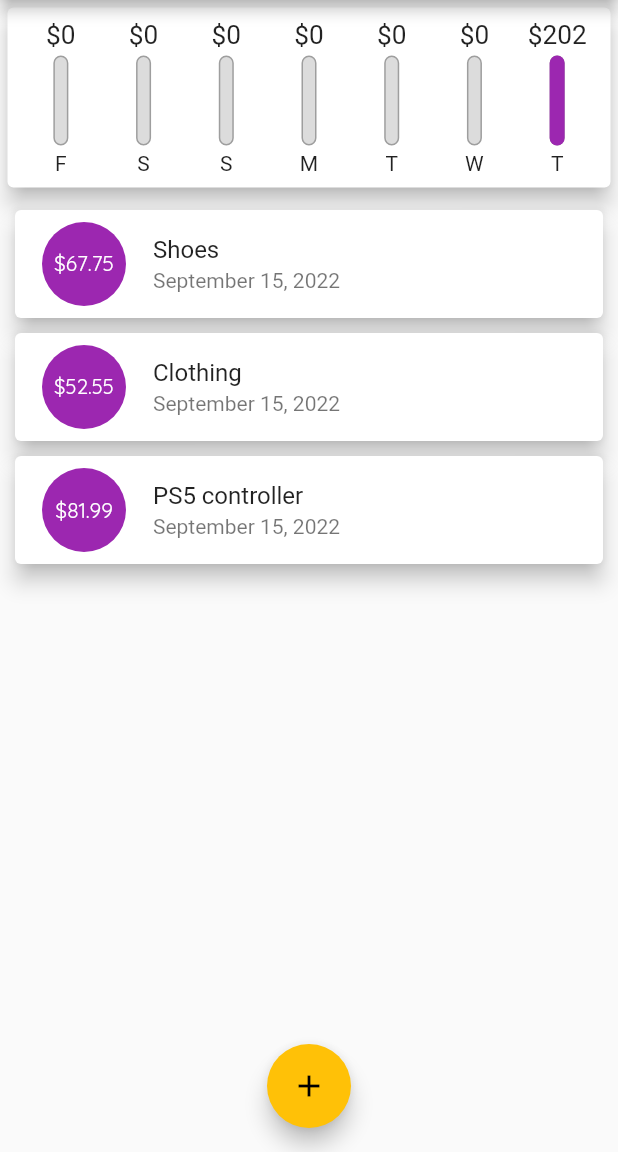
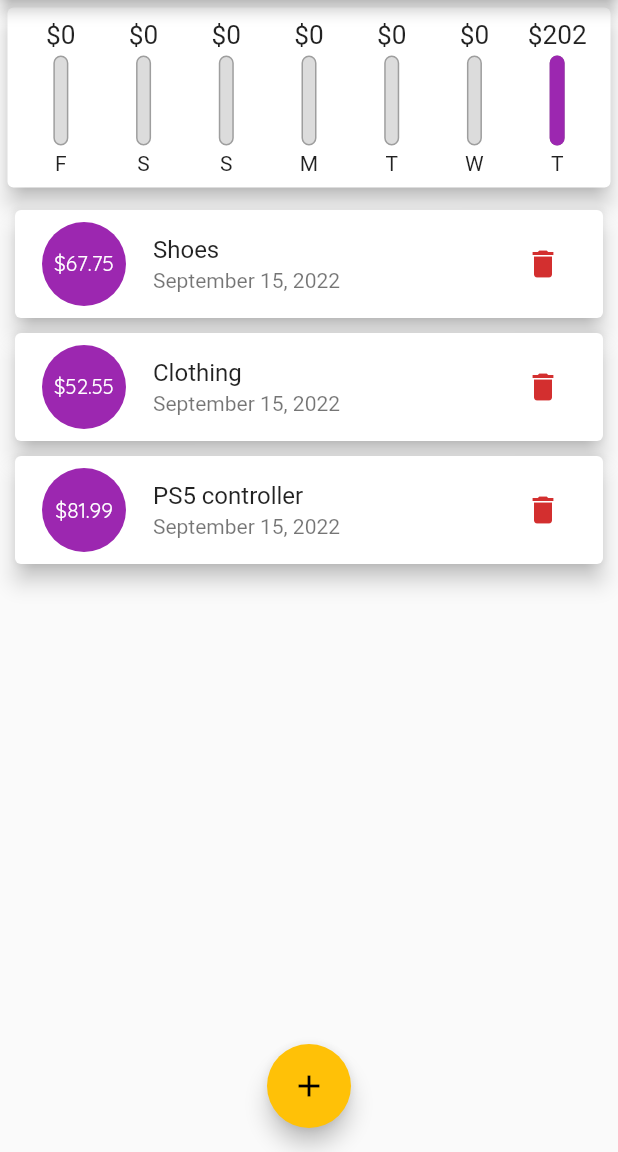
Before and after one commit to soulandbone/myexpenses_app, a Flutter app: the screen it shows after launch, on a phone screen of 412 x 824 dp, the part 84-1236 px from its top. Run offline on Flutter 3.47's test engine with Material 2 defaults, Android fonts, the phone set to English and light mode, and no system bars.

Commit message:
Deletion included

```diff
--- a/lib/main.dart
+++ b/lib/main.dart
@@ -72,6 +72,12 @@ class _MyHomePageState extends State<MyHomePage> {
     });
   }
 
+  void _deleteTransaction(String id) {
+    setState(() {
+      _userTransactions.removeWhere((trx) => id == trx.id);
+    });
+  }
+
   void _showNewTransactionModal(BuildContext cntxt) {
     showModalBottomSheet(
         context: cntxt,
@@ -109,7 +115,7 @@ class _MyHomePageState extends State<MyHomePage> {
           SizedBox(
             height: 5,
           ),
-          TransactionList(_userTransactions),
+          TransactionList(_userTransactions, _deleteTransaction),
         ],
       ),
     );
--- a/lib/widgets/transaction_list.dart
+++ b/lib/widgets/transaction_list.dart
@@ -7,8 +7,9 @@ class TransactionList extends StatelessWidget {
   //TransactionList({Key? key}) : super(key: key);
 
   final List<Transaction> transactions;
+  final Function deleteTrx;
 
-  TransactionList(this.transactions);
+  TransactionList(this.transactions, this.deleteTrx);
 
   @override
   Widget build(BuildContext context) {
@@ -56,6 +57,13 @@ class TransactionList extends StatelessWidget {
                     title: Text(transactions[index].text),
                     subtitle: Text(
                         DateFormat.yMMMMd().format(transactions[index].date)),
+                    trailing: IconButton(
+                      icon: Icon(
+                        Icons.delete,
+                        color: Theme.of(context).errorColor,
+                      ),
+                      onPressed: () => deleteTrx(transactions[index].id),
+                    ),
                   ),
                 );
               }),
```
